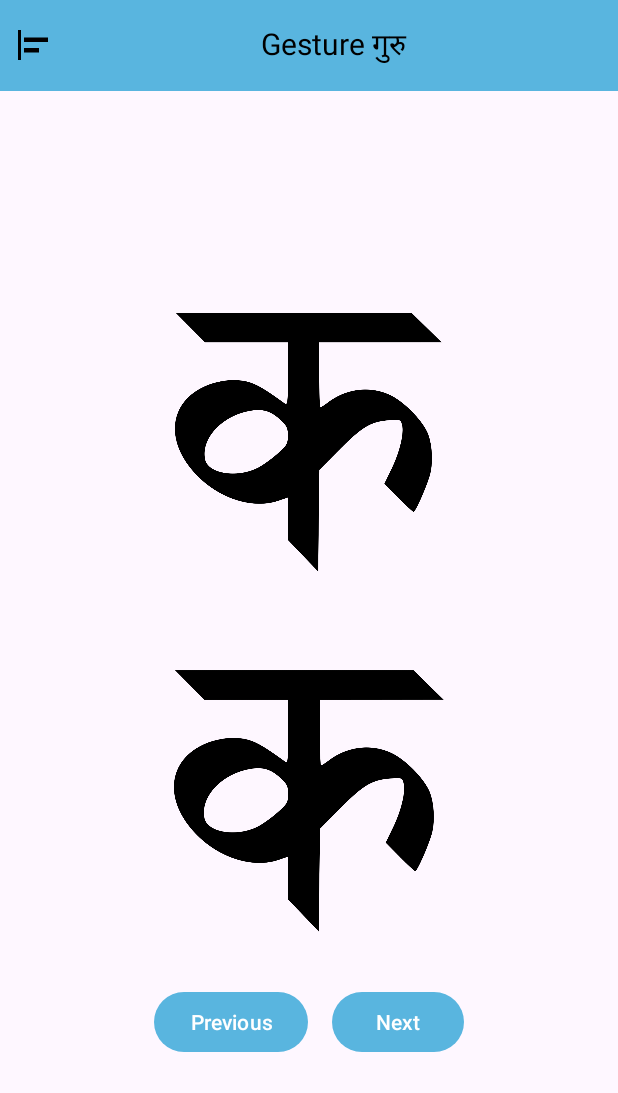
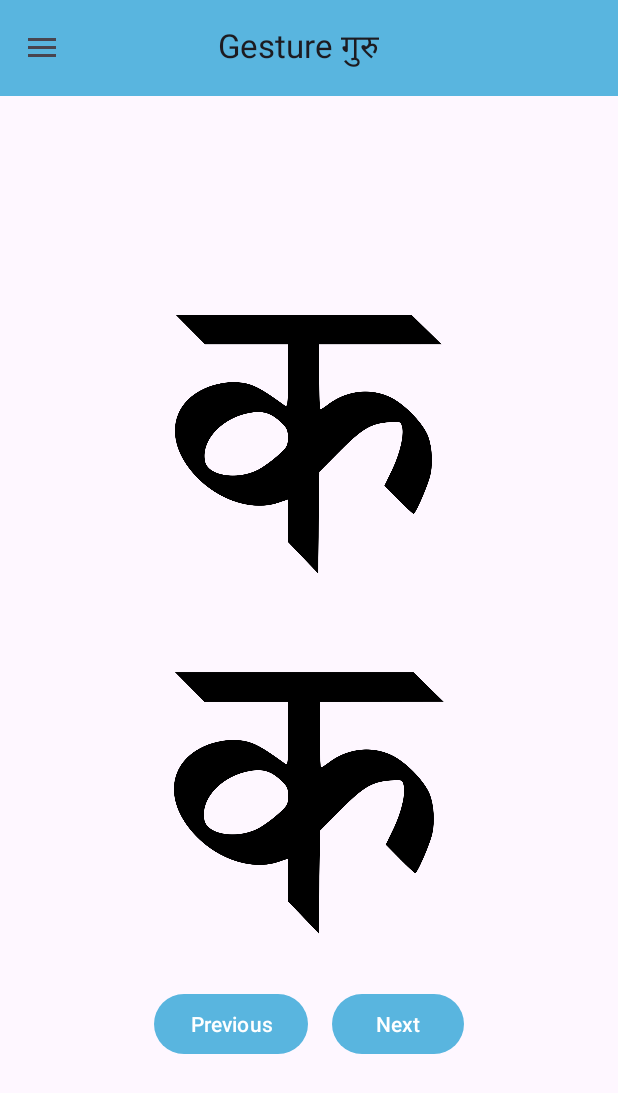
Before and after one commit to swapnil-up/Nepali_Sign_Language_Detection, an Android app: the ConsonantsActivity screen opened directly, with no data from a screen before it, on a phone screen of 412 x 824 dp. Shown: the top 1093 px of the screen. Run offline under Robolectric (Android 15) with nearby library versions, the phone set to English and light mode, and no system bars; our stand-ins replace data binding.

Commit message:
worked further in navigation drawer also added navigation drawer in the admin side so as admin can logout as well

```diff
--- a/app/src/main/java/com/example/nsl_mini/BaseActivity.kt
+++ b/app/src/main/java/com/example/nsl_mini/BaseActivity.kt
@@ -15,6 +15,7 @@ import android.view.TextureView
 import android.widget.ImageView
 import android.widget.TextView
 import android.widget.Toast
+import androidx.appcompat.app.ActionBarDrawerToggle
 import androidx.core.app.ActivityCompat
 import androidx.core.content.ContextCompat.startActivity
 import com.bumptech.glide.Glide
@@ -24,6 +25,7 @@ open class BaseActivity : AppCompatActivity() {
     lateinit var drawerLayout: DrawerLayout
     lateinit var navView: NavigationView
     private lateinit var sharedPreferences: SharedPreferences
+    private lateinit var drawerToggle: ActionBarDrawerToggle
 
     private val prefsListener = SharedPreferences.OnSharedPreferenceChangeListener { prefs, key ->
         if (key == "profile_image_url" || key == "username") {
@@ -49,10 +51,20 @@ open class BaseActivity : AppCompatActivity() {
         drawerLayout = findViewById(R.id.drawer_layout)
         navView = findViewById(R.id.nav_view)
 
-        val openDrawerButton = findViewById<ImageButton>(R.id.openDrawerButton)
-        openDrawerButton?.setOnClickListener {
-            drawerLayout.openDrawer(GravityCompat.START)
-        }
+        val toolbar = findViewById<androidx.appcompat.widget.Toolbar>(R.id.toolbarUser)
+        setSupportActionBar(toolbar)
+
+        // Enable home button as up
+        supportActionBar?.setDisplayHomeAsUpEnabled(true)
+        supportActionBar?.setHomeButtonEnabled(true)
+        supportActionBar?.title = "                Gesture गुरु"
+
+        drawerToggle = ActionBarDrawerToggle(
+            this, drawerLayout, toolbar,
+            R.string.navigation_drawer_open, R.string.navigation_drawer_close
+        )
+        drawerLayout.addDrawerListener(drawerToggle)
+        drawerToggle.syncState()
 
         // Ensure navigation header is updated after setting up the drawer
         updateNavigationHeader()
--- a/app/src/main/java/com/example/nsl_mini/MainActivity.kt
+++ b/app/src/main/java/com/example/nsl_mini/MainActivity.kt
@@ -74,11 +74,6 @@ class MainActivity : BaseActivity() {
         backspaceButton = findViewById(R.id.backspaceButton)
         switchCameraButton = findViewById(R.id.switchCameraButton)
         clearButton = findViewById(R.id.clearButton)
-
-        openDrawerButton = findViewById(R.id.openDrawerButton)
-        openDrawerButton.setOnClickListener {
-            drawerLayout.openDrawer(GravityCompat.START)
-        }
 
         backspaceButton.setOnClickListener {
             synchronized(this) {
--- a/app/src/main/res/layout/activity_consonants.xml
+++ b/app/src/main/res/layout/activity_consonants.xml
@@ -17,7 +17,7 @@
             <!-- Toolbar -->
             <include
                 layout="@layout/toolbar"
-                android:id="@+id/toolbar"
+                android:id="@+id/toolbarUser"
                 android:layout_width="match_parent"
                 android:layout_height="wrap_content" />
 
--- a/app/src/main/res/layout/activity_learn.xml
+++ b/app/src/main/res/layout/activity_learn.xml
@@ -13,7 +13,7 @@
         <!-- Toolbar -->
         <include
             layout="@layout/toolbar"
-            android:id="@+id/toolbar"
+            android:id="@+id/toolbarUser"
             android:layout_width="match_parent"
             android:layout_height="wrap_content" />
 
--- a/app/src/main/res/layout/activity_main.xml
+++ b/app/src/main/res/layout/activity_main.xml
@@ -26,7 +26,7 @@
             app:layout_constraintTop_toTopOf="parent" />
 
         <include
-            android:id="@+id/toolbar"
+            android:id="@+id/toolbarUser"
             layout="@layout/toolbar"
             android:layout_width="match_parent"
             android:layout_height="wrap_content" />
--- a/app/src/main/res/layout/activity_numbers.xml
+++ b/app/src/main/res/layout/activity_numbers.xml
@@ -13,7 +13,7 @@
         <!-- Toolbar -->
         <include
             layout="@layout/toolbar"
-            android:id="@+id/toolbar"
+            android:id="@+id/toolbarUser"
             android:layout_width="match_parent"
             android:layout_height="wrap_content" />
 
--- a/app/src/main/res/layout/activity_photomodel.xml
+++ b/app/src/main/res/layout/activity_photomodel.xml
@@ -14,7 +14,7 @@
         <!-- Toolbar -->
         <include
             layout="@layout/toolbar"
-            android:id="@+id/toolbar"
+            android:id="@+id/toolbarUser"
             android:layout_width="match_parent"
             android:layout_height="wrap_content" />
 
--- a/app/src/main/res/layout/activity_user_profile.xml
+++ b/app/src/main/res/layout/activity_user_profile.xml
@@ -17,7 +17,7 @@
             <!-- Toolbar -->
             <include
                 layout="@layout/toolbar"
-                android:id="@+id/toolbar"
+                android:id="@+id/toolbarUser"
                 android:layout_width="match_parent"
                 android:layout_height="wrap_content" />
 
--- a/app/src/main/res/layout/activity_vowels.xml
+++ b/app/src/main/res/layout/activity_vowels.xml
@@ -17,7 +17,7 @@
             <!-- Toolbar -->
             <include
                 layout="@layout/toolbar"
-                android:id="@+id/toolbar"
+                android:id="@+id/toolbarUser"
                 android:layout_width="match_parent"
                 android:layout_height="wrap_content" />
 
--- a/app/src/main/res/layout/toolbar.xml
+++ b/app/src/main/res/layout/toolbar.xml
@@ -1,31 +1,10 @@
 <?xml version="1.0" encoding="utf-8"?>
-<LinearLayout
+<androidx.appcompat.widget.Toolbar
     xmlns:android="http://schemas.android.com/apk/res/android"
-    android:orientation="horizontal"
+    xmlns:app="http://schemas.android.com/apk/res-auto"
+    android:id="@+id/toolbarUser"
+    android:gravity="center"
     android:layout_width="match_parent"
-    android:layout_height="wrap_content"
-    android:padding="10dp"
-    android:id="@+id/toolbar"
-    android:background="@color/blue"
-    android:gravity="center_vertical">
-
-    <!-- ImageButton to open navigation drawer -->
-    <ImageButton
-        android:id="@+id/openDrawerButton"
-        android:layout_width="wrap_content"
-        android:layout_height="wrap_content"
-        android:background="?attr/selectableItemBackgroundBorderless"
-        android:src="@drawable/ic_menu"
-        android:layout_marginEnd="8dp"
-        android:contentDescription="@string/open_drawer"/>
-
-    <TextView
-        android:layout_width="0dp"
-        android:layout_height="wrap_content"
-        android:layout_weight="1"
-        android:text="Gesture गुरु"
-        android:textAlignment="center"
-        android:textSize="20dp"
-        android:layout_margin="5dp"
-        android:textColor="@color/black"/>
-</LinearLayout>
+    android:layout_height="?attr/actionBarSize"
+    android:background="?attr/colorPrimary"
+    app:popupTheme="@style/AppTheme.PopupOverlay"/>
--- /dev/null
+++ b/app/src/main/res/menu/nav_menu_admin.xml
@@ -0,0 +1,6 @@
+<menu xmlns:android="http://schemas.android.com/apk/res/android">
+    <item
+        android:id="@+id/nav_logout"
+        android:title="Logout"
+        android:icon="@drawable/baseline_arrow_forward_24" />
+</menu>
--- a/app/src/main/res/values/themes.xml
+++ b/app/src/main/res/values/themes.xml
@@ -14,4 +14,5 @@
     <style name="SplashTheme" parent="Theme.Material3.DayNight.NoActionBar">
     <item name="android:windowBackground">@drawable/splash_screen</item>
     </style>
+    <style name="AppTheme.PopupOverlay" parent="ThemeOverlay.AppCompat.Light" />
 </resources>
```
Also changed, not shown: app/src/main/java/com/example/nsl_mini/AdminActivity.kt (+45 -1 lines), app/src/main/res/layout/activity_admin.xml (+25 -16 lines).
